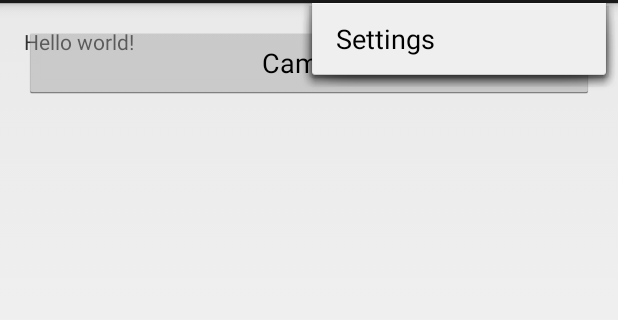
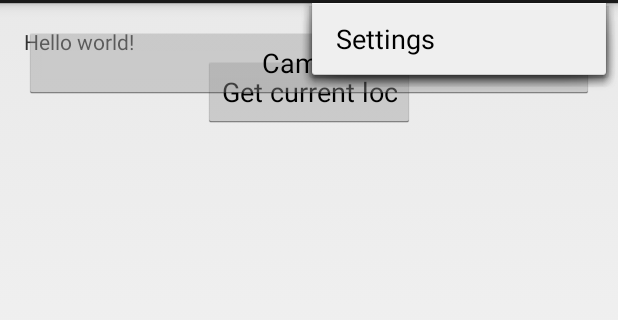
Before and after one commit to andzaytsev/AnyMap, an Android app: the screen it shows after launch (MyActivity), with the options menu open, on a phone screen of 412 x 824 dp, the part 69-389 px from its top. Run offline under Robolectric (Android 15) with nearby library versions, the phone set to English and light mode, and no system bars.

Commit message:
GPS Location works

```diff
--- a/app/src/main/AndroidManifest.xml
+++ b/app/src/main/AndroidManifest.xml
@@ -2,6 +2,8 @@
 <manifest xmlns:android="http://schemas.android.com/apk/res/android"
     package="edu.uiuc.anymap" >
     <uses-permission android:name="android.permission.WRITE_EXTERNAL_STORAGE" />
+
+    <uses-permission android:name="android.permission.ACCESS_FINE_LOCATION" />
 
 
     <application
--- a/app/src/main/java/edu/uiuc/anymap/MyActivity.java
+++ b/app/src/main/java/edu/uiuc/anymap/MyActivity.java
@@ -1,6 +1,10 @@
 package edu.uiuc.anymap;
 
 import android.app.Activity;
+import android.app.AlertDialog;
+import android.content.Context;
+import android.content.DialogInterface;
+import android.location.LocationManager;
 import android.content.ContentResolver;
 import android.content.Intent;
 import android.graphics.Bitmap;
@@ -25,18 +29,40 @@ import java.io.File;
 
 public class MyActivity extends Activity {
 
+    private MyLocationListener locationListener;
+    private LocationManager locationManager;
+
     private Uri imageUri;
     private static int TAKE_PICTURE = 1;
     private String logtag = "AnyMap";
     @Override
     protected void onCreate(Bundle savedInstanceState) {
+        System.out.println("Created this shit!!!");
         super.onCreate(savedInstanceState);
         setContentView(R.layout.activity_my);
+        locationManager = (LocationManager)
+                getSystemService(Context.LOCATION_SERVICE);
+        locationListener = new MyLocationListener();
+        locationManager.requestLocationUpdates(LocationManager.GPS_PROVIDER,
+                500, 10, locationListener);
         Log.i("MyActivity", "teeheee");
         Button cameraButton = (Button)findViewById(R.id.button_camera);
         cameraButton.setOnClickListener(cameraListener);
     }
 
+    public void showLocation(View view) {
+
+        AlertDialog.Builder builder = new AlertDialog.Builder(MyActivity.this);
+        builder.setTitle("My location");
+        builder.setMessage(locationListener.locString + " und das ist gut!");
+        builder.setPositiveButton("OK", new DialogInterface.OnClickListener() {
+            @Override
+            public void onClick(DialogInterface dialog, int which) {
+
+            }
+        });
+        builder.create().show();
+    }
     private OnClickListener cameraListener = new OnClickListener () {
         public void onClick(View v) {
             System.out.println("lala");
--- /dev/null
+++ b/app/src/main/java/edu/uiuc/anymap/MyLocationListener.java
@@ -0,0 +1,27 @@
+package edu.uiuc.anymap;
+
+import android.location.Location;
+import android.location.LocationListener;
+import android.os.Bundle;
+
+/**
+ * Created by andrey on 9/13/14.
+ */
+public class MyLocationListener implements LocationListener {
+    public String locString;
+
+    @Override
+    public void onLocationChanged(Location location) {
+        System.out.println("Location changed!!!");
+        locString = "Lat: " + location.getLatitude() + "\nLng: " + location.getLongitude();
+    }
+
+    @Override
+    public void onStatusChanged(String s, int i, Bundle bundle) {}
+
+    @Override
+    public void onProviderEnabled(String s) {}
+
+    @Override
+    public void onProviderDisabled(String s) {}
+}
--- a/app/src/main/res/layout/activity_my.xml
+++ b/app/src/main/res/layout/activity_my.xml
@@ -11,8 +11,18 @@
 
     <TextView
         android:text="@string/hello_world"
-        android:layout_width="fill_parent"
-        android:layout_height="wrap_content" />
+        android:layout_width="wrap_content"
+        android:layout_height="wrap_content"
+        android:id="@+id/textView" />
+
+    <Button
+        android:layout_width="wrap_content"
+        android:layout_height="wrap_content"
+        android:text="Get current loc"
+        android:id="@+id/button"
+        android:layout_below="@+id/textView"
+        android:layout_centerHorizontal="true"
+        android:onClick="showLocation" />
     <Button
         android:id="@+id/button_camera"
         android:text="@string/button_camera"
```
